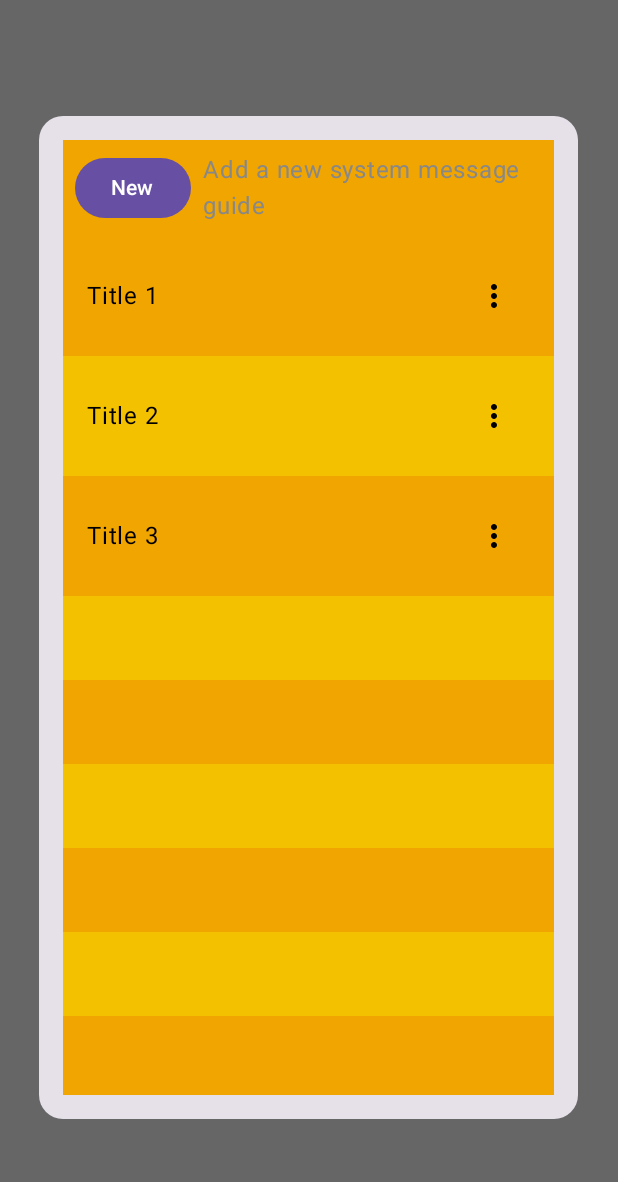
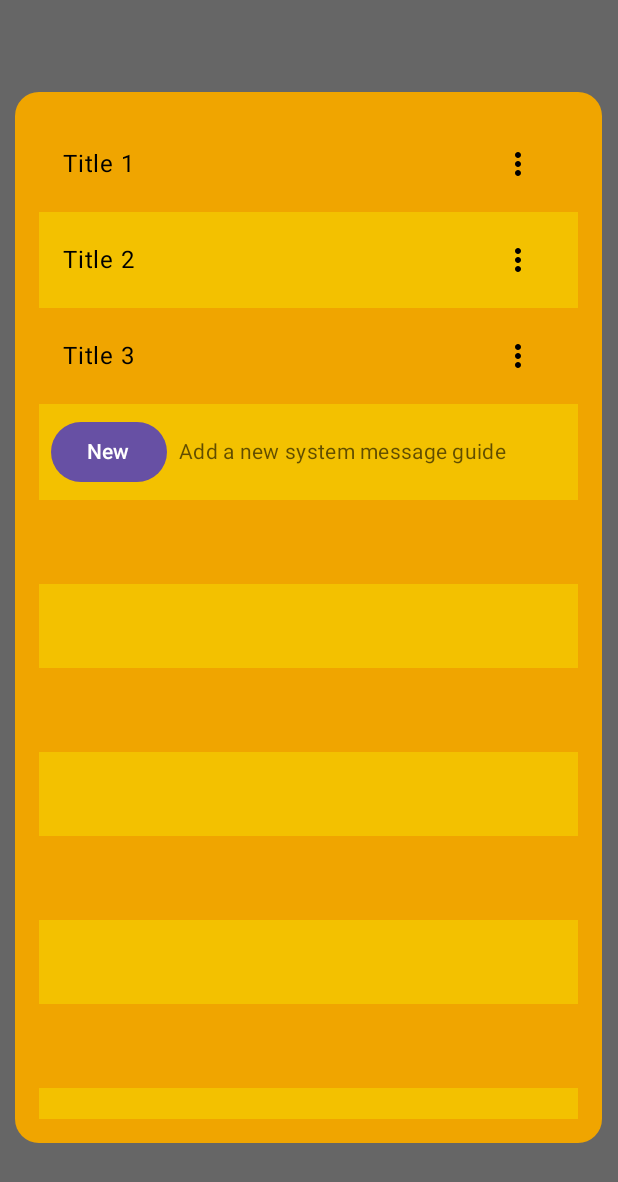
Before and after one commit to Android-PowerUser/Test, an Android app built with Jetpack Compose: the @Preview function DatabaseListPopupPreview, on a phone screen of 412 x 824 dp. Shown: the top 1182 px of the screen. Run offline under Robolectric (Android 15) with nearby library versions, the phone set to English and light mode, and no system bars; pictures from the network do not load.

Commit message:
refactor: Adjust DatabaseListPopup layout and 'New' button behavior
I've incorporated your feedback for the system message database list pop-up:

- First Pop-up (Database List Screen):
  - Card styling adjusted to minimize perceived border/margin, aligning with the second pop-up's appearance. The Card's containerColor is now set, and padding is internal.
  - Displays a fixed total of 15 rows.
  - The "New" button is now dynamically placed in the row immediately following the last data entry.
    - If the list is empty, the "New" button is in the first row.
    - If an entry is deleted, the "New" button row shifts upwards.
    - If all 15 rows are filled with data entries, the "New" button is not displayed.
  - Rows (data, "New" button, or empty placeholders) consistently use an alternating dark yellow background based on their display index.

```diff
--- a/app/src/main/kotlin/com/google/ai/sample/feature/multimodal/PhotoReasoningScreen.kt
+++ b/app/src/main/kotlin/com/google/ai/sample/feature/multimodal/PhotoReasoningScreen.kt
@@ -632,91 +632,98 @@ fun DatabaseListPopup(
         onDismissRequest = onDismissRequest,
         properties = DialogProperties(usePlatformDefaultWidth = false)
     ) {
-        Card( // Using Card for elevation and rounded corners by default
+        Card(
             modifier = Modifier
-                .fillMaxWidth(0.95f) // Fill 95% of width
-                .fillMaxHeight(0.85f) // Fill 85% of height
-                .padding(16.dp),
-            shape = RoundedCornerShape(16.dp) // Explicitly define shape for consistency
+                .fillMaxWidth(0.95f) // Fill 95% of screen width
+                .fillMaxHeight(0.85f), // Fill 85% of screen height
+            shape = RoundedCornerShape(16.dp),
+            colors = CardDefaults.cardColors(containerColor = DarkYellow1)
         ) {
             Column(
                 modifier = Modifier
-                    .padding(16.dp)
+                    .padding(16.dp) // Padding for content *inside* the card
                     .fillMaxSize()
             ) {
-                val displayRowCount = 10
+                val displayRowCount = 15
+                val newButtonRowIndex = entries.size // This is the index where the 'New' button row will appear
 
-                LazyColumn(modifier = Modifier.fillMaxSize()) { // Changed to fillMaxSize if it's the only direct child
-                    items(displayRowCount) { index ->
-                        val actualEntryIndex = index - 1 // For accessing `entries` list
+                LazyColumn(modifier = Modifier.weight(1f)) { // Ensure LazyColumn takes available space
+                    items(displayRowCount) { rowIndex ->
+                        val currentAlternatingColor = if (rowIndex % 2 == 0) DarkYellow1 else DarkYellow2
 
-                        if (index == 0) {
-                            // Row for "New" button
-                            Row(
-                                modifier = Modifier
-                                    .fillMaxWidth()
-                                    .background(DarkYellow1)
-                                    .padding(8.dp), // Adjusted padding
-                                verticalAlignment = Alignment.CenterVertically
-                            ) {
-                                Button(
-                                    onClick = onNewClicked,
-                                    colors = ButtonDefaults.buttonColors(containerColor = MaterialTheme.colorScheme.primary),
-                                    modifier = Modifier.padding(end = 8.dp)
-                                ) {
-                                    Text("New")
-                                }
-                                Text("Add a new system message guide", color = Color.Gray)
-                            }
-                        } else {
-                            // Subsequent rows for entries or empty placeholders
-                            if (actualEntryIndex < entries.size) {
-                                val entry = entries[actualEntryIndex]
+                        when {
+                            // Case 1: This row is for an actual entry
+                            rowIndex < entries.size -> {
+                                val entry = entries[rowIndex]
                                 Row(
                                     modifier = Modifier
                                         .fillMaxWidth()
-                                        .background(if (actualEntryIndex % 2 == 0) DarkYellow1 else DarkYellow2)
-                                        .padding(16.dp)
+                                        .background(currentAlternatingColor)
+                                        .padding(horizontal = 16.dp, vertical = 8.dp) // Consistent padding
                                         .clickable { onEntryClicked(entry) },
                                     verticalAlignment = Alignment.CenterVertically
                                 ) {
                                     Text(
                                         text = entry.title,
                                         modifier = Modifier.weight(1f),
-                                        color = Color.Black
+                                        color = Color.Black,
+                                        style = MaterialTheme.typography.bodyLarge // Slightly larger text for entries
                                     )
-                                    Box { // Box anchor for the DropdownMenu
-                                        IconButton(onClick = { entryMenuToShow = entry }) {
-                                            Icon(
-                                                Icons.Filled.MoreVert,
-                                                contentDescription = "More options",
-                                                tint = Color.Black
-                                            )
+                                    Box { // Anchor for DropdownMenu
+                                        IconButton(onClick = { entryMenuToShow = entry }) { // entryMenuToShow state
+                                            Icon(Icons.Filled.MoreVert, contentDescription = "More options", tint = Color.Black)
                                         }
                                         DropdownMenu(
-                                            expanded = entryMenuToShow == entry,
-                                            onDismissRequest = { entryMenuToShow = null }
+                                            expanded = entryMenuToShow == entry, // entryMenuToShow state
+                                            onDismissRequest = { entryMenuToShow = null } // entryMenuToShow state
                                         ) {
                                             DropdownMenuItem(
                                                 text = { Text("Delete") },
                                                 onClick = {
                                                     onDeleteClicked(entry)
-                                                    entryMenuToShow = null
+                                                    entryMenuToShow = null // entryMenuToShow state
                                                 }
                                             )
                                         }
                                     }
                                 }
-                            } else {
-                                // Empty styled row
+                            }
+
+                            // Case 2: This row is the "New" button row
+                            rowIndex == newButtonRowIndex -> {
+                                Row(
+                                    modifier = Modifier
+                                        .fillMaxWidth()
+                                        .background(currentAlternatingColor)
+                                        .padding(8.dp) // Slightly less vertical padding for button row
+                                        .clickable(onClick = onNewClicked),
+                                    verticalAlignment = Alignment.CenterVertically
+                                ) {
+                                    Button(
+                                        onClick = onNewClicked,
+                                        colors = ButtonDefaults.buttonColors(containerColor = MaterialTheme.colorScheme.primary),
+                                        modifier = Modifier.padding(end = 8.dp)
+                                    ) {
+                                        Text("New")
+                                    }
+                                    Text(
+                                        "Add a new system message guide",
+                                        color = Color.Black.copy(alpha = 0.6f),
+                                        style = MaterialTheme.typography.bodyMedium
+                                    )
+                                }
+                            }
+
+                            // Case 3: This is an empty placeholder row
+                            else -> {
                                 Box(
                                     modifier = Modifier
                                         .fillMaxWidth()
-                                        .height(56.dp) // Adjust height as needed, e.g., to match other rows
-                                        .background(if (actualEntryIndex % 2 == 0) DarkYellow1 else DarkYellow2)
-                                        .padding(16.dp)
+                                        .height(56.dp) // Maintain consistent row height
+                                        .background(currentAlternatingColor)
+                                        .padding(16.dp) // Keep padding for visual consistency
                                 ) {
-                                    // Optional: Text("...", color = Color.LightGray.copy(alpha = 0.5f))
+                                    // Empty, or a very subtle placeholder if desired
                                 }
                             }
                         }
```
